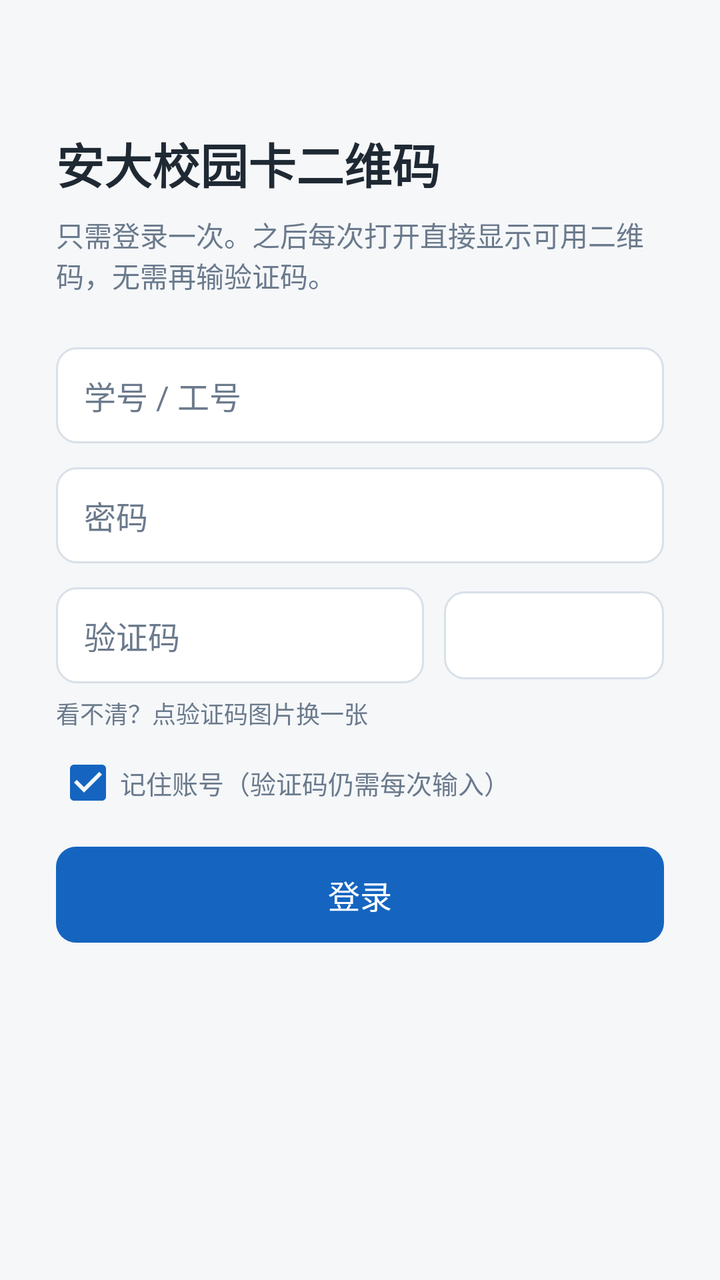
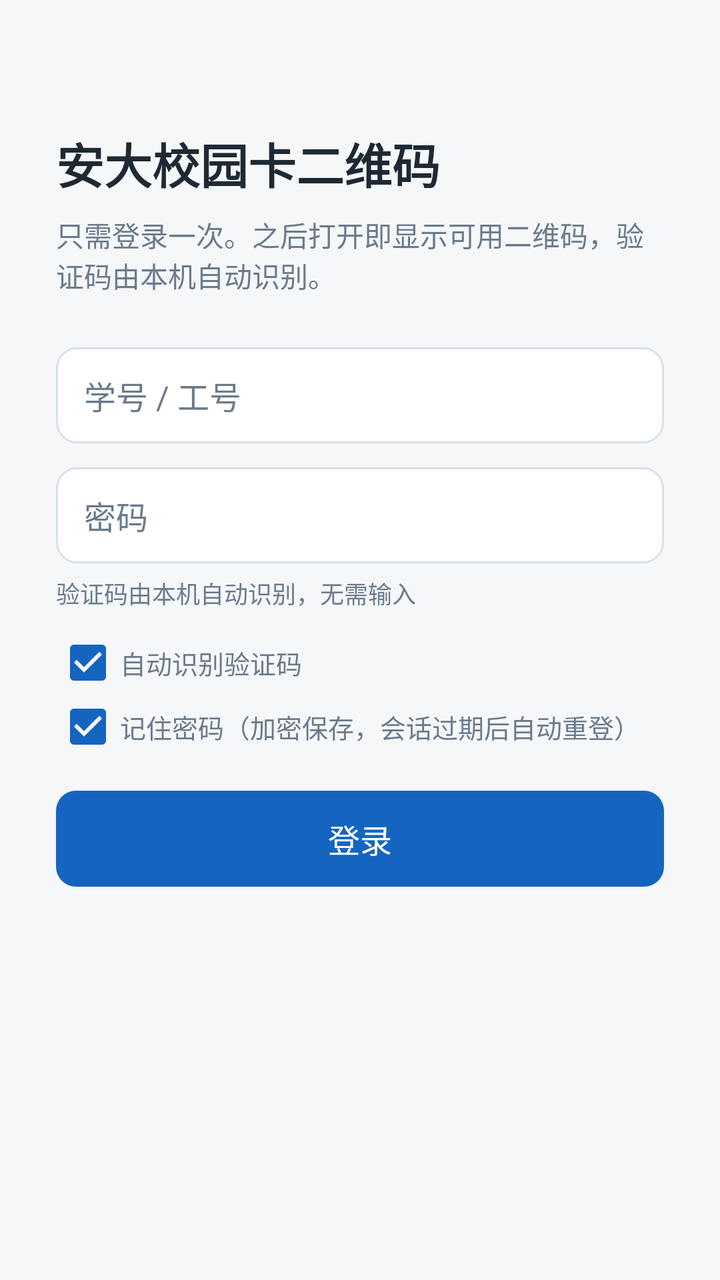

An Android layout rendered at two revisions. The XML below is the earlier revision; the diff shows what the commit changed to produce the second picture.
<!-- AndroidManifest.xml: activity theme Theme.AhuCard -->
<!-- res/layout/activity_main.xml -->
<?xml version="1.0" encoding="utf-8"?>
<FrameLayout xmlns:android="http://schemas.android.com/apk/res/android"
    android:layout_width="match_parent"
    android:layout_height="match_parent"
    android:background="@color/bg">

    
    <ScrollView
        android:id="@+id/loginView"
        android:layout_width="match_parent"
        android:layout_height="match_parent"
        android:fillViewport="true">

        <LinearLayout
            android:layout_width="match_parent"
            android:layout_height="wrap_content"
            android:orientation="vertical"
            android:paddingStart="28dp"
            android:paddingEnd="28dp"
            android:paddingTop="64dp"
            android:paddingBottom="32dp">

            <TextView
                android:layout_width="wrap_content"
                android:layout_height="wrap_content"
                android:text="@string/login_title"
                android:textColor="@color/text_primary"
                android:textSize="24sp"
                android:textStyle="bold" />

            <TextView
                android:layout_width="match_parent"
                android:layout_height="wrap_content"
                android:layout_marginTop="8dp"
                android:text="@string/login_subtitle"
                android:textColor="@color/text_secondary"
                android:textSize="14sp" />

            <EditText
                android:id="@+id/username"
                style="@style/InputBox"
                android:layout_marginTop="26dp"
                android:autofillHints="username"
                android:hint="@string/login_username"
                android:inputType="text" />

            <EditText
                android:id="@+id/password"
                style="@style/InputBox"
                android:layout_marginTop="12dp"
                android:autofillHints="password"
                android:hint="@string/login_password"
                android:inputType="textPassword" />

            <LinearLayout
                android:layout_width="match_parent"
                android:layout_height="wrap_content"
                android:layout_marginTop="12dp"
                android:gravity="center_vertical"
                android:orientation="horizontal">

                <EditText
                    android:id="@+id/captchaInput"
                    style="@style/InputBox"
                    android:layout_width="0dp"
                    android:layout_weight="1"
                    android:hint="@string/login_captcha"
                    android:inputType="text"
                    android:maxLength="4" />

                <ImageView
                    android:id="@+id/captchaImage"
                    android:layout_width="110dp"
                    android:layout_height="44dp"
                    android:layout_marginStart="10dp"
                    android:background="@drawable/bg_input"
                    android:contentDescription="@string/login_captcha"
                    android:scaleType="fitCenter" />
            </LinearLayout>

            <TextView
                android:layout_width="match_parent"
                android:layout_height="wrap_content"
                android:layout_marginTop="6dp"
                android:text="@string/login_captcha_hint"
                android:textColor="@color/text_secondary"
                android:textSize="12sp" />

            <CheckBox
                android:id="@+id/remember"
                android:layout_width="match_parent"
                android:layout_height="wrap_content"
                android:layout_marginTop="10dp"
                android:checked="true"
                android:text="@string/login_remember"
                android:textColor="@color/text_secondary"
                android:textSize="13sp" />

            <Button
                android:id="@+id/loginButton"
                style="@style/PrimaryButton"
                android:layout_marginTop="16dp"
                android:text="@string/login_button" />

            <ProgressBar
                android:id="@+id/loginProgress"
                android:layout_width="wrap_content"
                android:layout_height="wrap_content"
                android:layout_gravity="center_horizontal"
                android:layout_marginTop="18dp"
                android:visibility="gone" />

            <TextView
                android:id="@+id/loginError"
                android:layout_width="match_parent"
                android:layout_height="wrap_content"
                android:layout_marginTop="16dp"
                android:textColor="@color/danger"
                android:textSize="14sp"
                android:visibility="gone" />
        </LinearLayout>
    </ScrollView>

    
    <LinearLayout
        android:id="@+id/cardView"
        android:layout_width="match_parent"
        android:layout_height="match_parent"
        android:orientation="vertical"
        android:paddingStart="20dp"
        android:paddingEnd="20dp"
        android:paddingTop="24dp"
        android:paddingBottom="20dp"
        android:visibility="gone">

        <LinearLayout
            android:layout_width="match_parent"
            android:layout_height="wrap_content"
            android:gravity="center_vertical"
            android:orientation="horizontal">

            <TextView
                android:layout_width="0dp"
                android:layout_height="wrap_content"
                android:layout_weight="1"
                android:text="@string/card_title"
                android:textColor="@color/text_primary"
                android:textSize="20sp"
                android:textStyle="bold" />

            <Button
                android:id="@+id/refreshButton"
                android:layout_width="wrap_content"
                android:layout_height="wrap_content"
                android:background="@android:color/transparent"
                android:minWidth="0dp"
                android:paddingStart="12dp"
                android:paddingEnd="12dp"
                android:text="@string/card_refresh"
                android:textAllCaps="false"
                android:textColor="@color/brand" />
        </LinearLayout>

        <TextView
            android:id="@+id/cardMeta"
            android:layout_width="match_parent"
            android:layout_height="wrap_content"
            android:layout_marginTop="4dp"
            android:textColor="@color/text_secondary"
            android:textSize="14sp" />

        <LinearLayout
            android:layout_width="match_parent"
            android:layout_height="0dp"
            android:layout_weight="1"
            android:layout_marginTop="16dp"
            android:background="@drawable/bg_card"
            android:gravity="center"
            android:orientation="vertical"
            android:padding="16dp">

            <ImageView
                android:id="@+id/qrImage"
                android:layout_width="280dp"
                android:layout_height="280dp"
                android:contentDescription="@string/card_title"
                android:scaleType="fitCenter" />

            <ProgressBar
                android:id="@+id/qrProgress"
                android:layout_width="wrap_content"
                android:layout_height="wrap_content"
                android:visibility="gone" />

            <TextView
                android:id="@+id/qrNumber"
                android:layout_width="match_parent"
                android:layout_height="wrap_content"
                android:layout_marginTop="14dp"
                android:gravity="center"
                android:letterSpacing="0.08"
                android:textColor="@color/text_primary"
                android:textSize="15sp"
                android:typeface="monospace" />

            <TextView
                android:id="@+id/qrExpiry"
                android:layout_width="match_parent"
                android:layout_height="wrap_content"
                android:layout_marginTop="6dp"
                android:gravity="center"
                android:textColor="@color/text_secondary"
                android:textSize="13sp" />
        </LinearLayout>

        <Button
            android:id="@+id/logoutButton"
            android:layout_width="match_parent"
            android:layout_height="wrap_content"
            android:layout_marginTop="8dp"
            android:background="@android:color/transparent"
            android:text="@string/card_logout"
            android:textAllCaps="false"
            android:textColor="@color/text_secondary" />
    </LinearLayout>
</FrameLayout>
<!-- resources referenced by this layout -->
<resources>
  <color name="bg">#FFF5F7F9</color>
  <color name="brand">#FF1565C0</color>
  <color name="danger">#FFD32F2F</color>
  <color name="text_primary">#FF1F2933</color>
  <color name="text_secondary">#FF6B7A8C</color>
  <!-- drawable bg_card (drawable) -->
  <?xml version="1.0" encoding="utf-8"?>
  <shape xmlns:android="http://schemas.android.com/apk/res/android" android:shape="rectangle">
      <solid android:color="@color/card_bg" />
      <corners android:radius="14dp" />
  </shape>
  <!-- drawable bg_input (drawable) -->
  <?xml version="1.0" encoding="utf-8"?>
  <shape xmlns:android="http://schemas.android.com/apk/res/android" android:shape="rectangle">
      <solid android:color="#FFFFFFFF" />
      <corners android:radius="10dp" />
      <stroke android:width="1dp" android:color="#FFD8E0E8" />
  </shape>
  <string name="card_logout">退出登录</string>
  <string name="card_refresh">刷新</string>
  <string name="card_title">校园卡付款码</string>
  <string name="login_button">登录</string>
  <string name="login_captcha">验证码</string>
  <string name="login_captcha_hint">看不清？点验证码图片换一张</string>
  <string name="login_password">密码</string>
  <string name="login_remember">记住账号（验证码仍需每次输入）</string>
  <string name="login_subtitle">只需登录一次。之后每次打开直接显示可用二维码，无需再输验证码。</string>
  <string name="login_title">安大校园卡二维码</string>
  <string name="login_username">学号 / 工号</string>
  <style name="InputBox">
          <item name="android:layout_width">match_parent</item>
          <item name="android:layout_height">48dp</item>
          <item name="android:background">@drawable/bg_input</item>
          <item name="android:paddingStart">14dp</item>
          <item name="android:paddingEnd">14dp</item>
          <item name="android:textSize">16sp</item>
          <item name="android:textColor">@color/text_primary</item>
          <item name="android:textColorHint">@color/text_secondary</item>
          <item name="android:singleLine">true</item>
      </style>
  <style name="PrimaryButton">
          <item name="android:layout_width">match_parent</item>
          <item name="android:layout_height">48dp</item>
          <item name="android:background">@drawable/bg_button</item>
          <item name="android:textColor">#FFFFFFFF</item>
          <item name="android:textSize">16sp</item>
          <item name="android:textAllCaps">false</item>
          <item name="android:stateListAnimator">@null</item>
      </style>
  <style name="Theme.AhuCard" parent="@android:style/Theme.Material.Light.NoActionBar">
          <item name="android:colorPrimary">@color/brand</item>
          <item name="android:colorPrimaryDark">@color/brand_dark</item>
          <item name="android:colorAccent">@color/brand</item>
          <item name="android:windowBackground">@color/bg</item>
      </style>
  <color name="card_bg">#FFFFFFFF</color>
  <!-- drawable bg_button (drawable) -->
  <?xml version="1.0" encoding="utf-8"?>
  <shape xmlns:android="http://schemas.android.com/apk/res/android" android:shape="rectangle">
      <solid android:color="@color/brand" />
      <corners android:radius="10dp" />
  </shape>
  <color name="brand_dark">#FF0D47A1</color>
</resources>

<!-- the commit's change to res/layout/activity_main.xml (unified diff, before → after) -->
@@ -53,11 +53,13 @@
                 android:inputType="textPassword" />
 
             <LinearLayout
+                android:id="@+id/captchaRow"
                 android:layout_width="match_parent"
                 android:layout_height="wrap_content"
                 android:layout_marginTop="12dp"
                 android:gravity="center_vertical"
-                android:orientation="horizontal">
+                android:orientation="horizontal"
+                android:visibility="gone">
 
                 <EditText
                     android:id="@+id/captchaInput"
@@ -79,20 +81,30 @@
             </LinearLayout>
 
             <TextView
+                android:id="@+id/captchaHint"
                 android:layout_width="match_parent"
                 android:layout_height="wrap_content"
                 android:layout_marginTop="6dp"
-                android:text="@string/login_captcha_hint"
+                android:text="@string/login_captcha_auto"
                 android:textColor="@color/text_secondary"
                 android:textSize="12sp" />
 
             <CheckBox
-                android:id="@+id/remember"
+                android:id="@+id/autoCaptcha"
                 android:layout_width="match_parent"
                 android:layout_height="wrap_content"
                 android:layout_marginTop="10dp"
                 android:checked="true"
-                android:text="@string/login_remember"
+                android:text="@string/login_auto_captcha"
+                android:textColor="@color/text_secondary"
+                android:textSize="13sp" />
+
+            <CheckBox
+                android:id="@+id/rememberPassword"
+                android:layout_width="match_parent"
+                android:layout_height="wrap_content"
+                android:checked="true"
+                android:text="@string/login_remember_password"
                 android:textColor="@color/text_secondary"
                 android:textSize="13sp" />
 
<!-- resource entries referenced after the edit -->
@@ -21,12 +21,13 @@
   <string name="card_logout">退出登录</string>
   <string name="card_refresh">刷新</string>
   <string name="card_title">校园卡付款码</string>
+  <string name="login_auto_captcha">自动识别验证码</string>
   <string name="login_button">登录</string>
   <string name="login_captcha">验证码</string>
-  <string name="login_captcha_hint">看不清？点验证码图片换一张</string>
+  <string name="login_captcha_auto">验证码由本机自动识别，无需输入</string>
   <string name="login_password">密码</string>
-  <string name="login_remember">记住账号（验证码仍需每次输入）</string>
-  <string name="login_subtitle">只需登录一次。之后每次打开直接显示可用二维码，无需再输验证码。</string>
+  <string name="login_remember_password">记住密码（加密保存，会话过期后自动重登）</string>
+  <string name="login_subtitle">只需登录一次。之后打开即显示可用二维码，验证码由本机自动识别。</string>
   <string name="login_title">安大校园卡二维码</string>
   <string name="login_username">学号 / 工号</string>
   <style name="InputBox">
